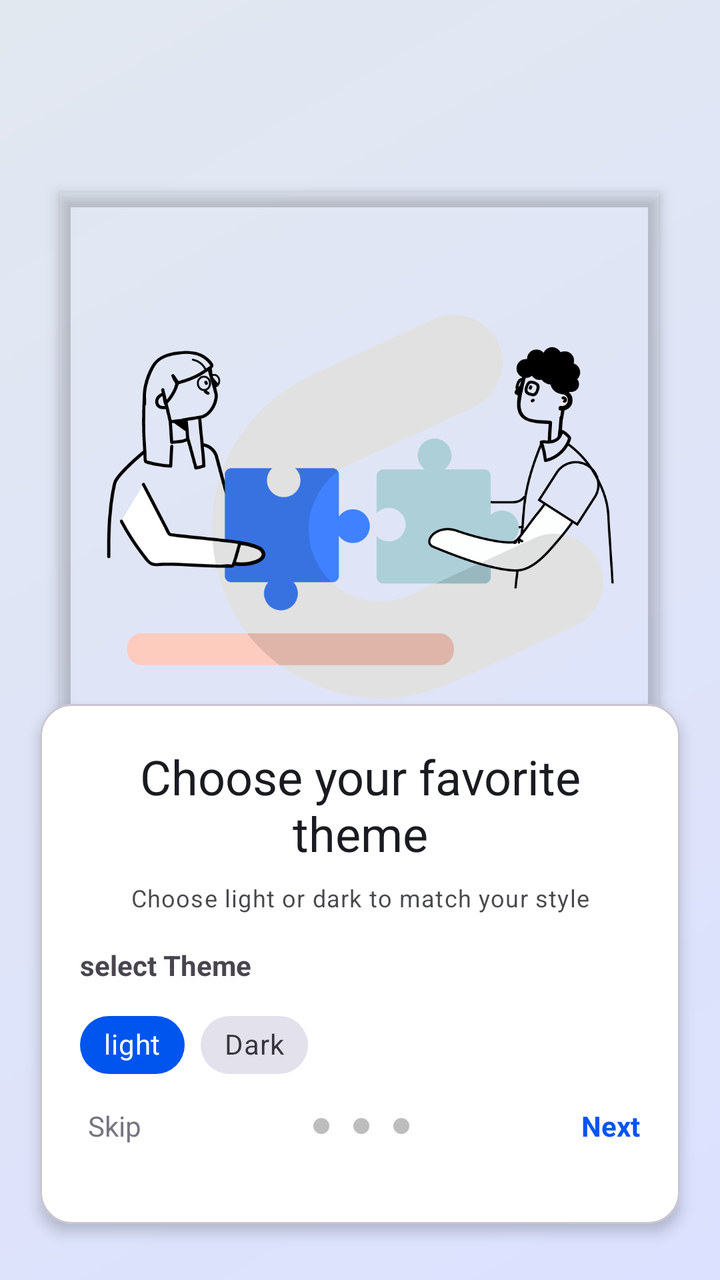
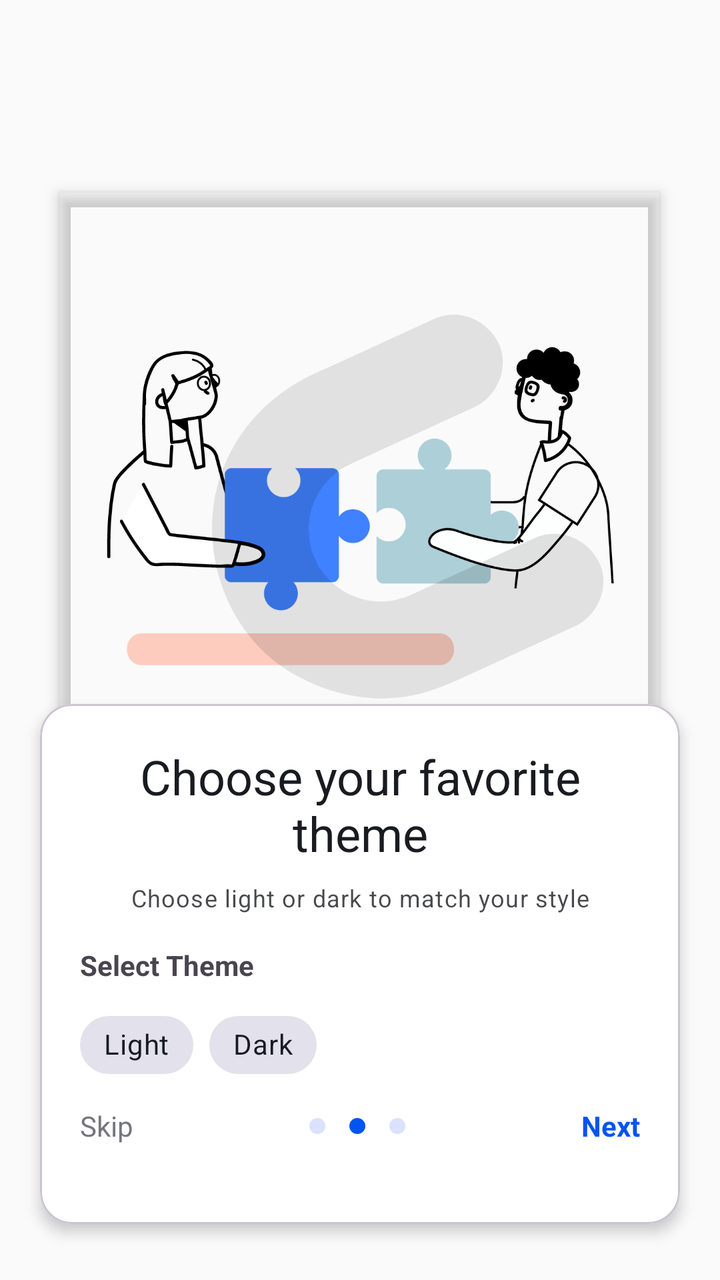

Two renders of the same Android screen: before a commit and after it. Below are the layout's source before the change and the commit's diff.
<!-- AndroidManifest.xml: application theme Theme.Iotequipment -->
<!-- res/layout/fragment_features_theme.xml -->
<?xml version="1.0" encoding="utf-8"?>
<androidx.constraintlayout.widget.ConstraintLayout
    xmlns:android="http://schemas.android.com/apk/res/android"
    xmlns:app="http://schemas.android.com/apk/res-auto"
    xmlns:tools="http://schemas.android.com/tools"
    android:layout_width="match_parent"
    android:layout_height="match_parent"
    android:background="@drawable/bg_onboarding"
    tools:context=".ui.onboarding.WelcomeFragment">


    <ImageView
        android:id="@+id/imageView6"
        android:layout_width="300dp"
        android:layout_height="300dp"
        android:layout_marginTop="96dp"
        android:src="@drawable/vector_theme"
        app:layout_constraintEnd_toEndOf="parent"
        app:layout_constraintHorizontal_bias="0.495"
        app:layout_constraintStart_toStartOf="parent"
        android:elevation="4dp"
        android:outlineProvider="bounds"
        app:layout_constraintTop_toTopOf="parent" />

    <com.google.android.material.card.MaterialCardView
        android:id="@+id/card_content"
        android:layout_width="0dp"
        android:layout_height="260dp"
        android:layout_marginStart="20dp"
        android:layout_marginEnd="20dp"
        android:layout_marginBottom="28dp"
        app:cardCornerRadius="16dp"
        app:cardElevation="4dp"
        android:backgroundTint="@color/md_theme_onSecondary"
        app:layout_constraintBottom_toBottomOf="parent"
        app:layout_constraintStart_toStartOf="parent"
        app:layout_constraintEnd_toEndOf="parent">

        <LinearLayout
            android:layout_width="match_parent"
            android:layout_height="wrap_content"
            android:orientation="vertical"
            android:padding="20dp">

            <TextView
                android:id="@+id/tv_title"
                android:layout_width="match_parent"
                android:layout_height="wrap_content"
                android:text="@string/onboarding_theme_title"
                android:textColor="@color/md_theme_onBackground"
                android:textAppearance="?attr/textAppearanceHeadlineSmall"
                android:textAlignment="center"/>

            <TextView
                android:id="@+id/tv_subtitle"
                android:layout_width="match_parent"
                android:layout_height="wrap_content"
                android:text="Choose light or dark to match your style"
                android:textAppearance="?attr/textAppearanceBodySmall"
                android:textColor="@color/md_theme_onSurface"
                android:textAlignment="center"
                android:layout_marginTop="8dp"
                android:alpha="0.8"/>

            
            <TextView
                android:id="@+id/tv_lang_label"
                android:layout_width="match_parent"
                android:layout_height="wrap_content"
                android:text="select Theme"
                android:layout_marginTop="16dp"
                android:textStyle="bold"/>

            <com.google.android.material.chip.ChipGroup
                android:id="@+id/chip_group_lang"
                android:layout_width="match_parent"
                android:layout_height="45dp"
                android:layout_marginTop="8dp"
                app:singleSelection="true"
                app:chipSpacing="8dp">

                <com.google.android.material.chip.Chip
                    android:id="@+id/chip_en"
                    style="@style/Widget.MaterialComponents.Chip.Choice"
                    android:layout_width="wrap_content"
                    android:layout_height="wrap_content"
                    app:chipCornerRadius="15dp"
                    app:chipBackgroundColor="@color/md_theme_primary"
                    android:textColor="@color/md_theme_onPrimary"
                    android:text="light"/>

                <com.google.android.material.chip.Chip
                    android:id="@+id/chip_fa"
                    style="@style/Widget.MaterialComponents.Chip.Choice"
                    android:layout_width="wrap_content"
                    android:layout_height="wrap_content"
                    app:chipCornerRadius="15dp"
                    app:chipBackgroundColor="@color/md_theme_surfaceVariant"
                    android:text="Dark"/>
            </com.google.android.material.chip.ChipGroup>

            
            <View
                android:layout_width="match_parent"
                android:layout_height="8dp"/>

            
            <LinearLayout
                android:layout_width="match_parent"
                android:layout_height="wrap_content"
                android:orientation="horizontal"
                android:gravity="center_vertical">

                <TextView
                    android:id="@+id/tv_skip"
                    android:layout_width="wrap_content"
                    android:layout_height="wrap_content"
                    android:text="@string/action_skip"
                    android:layout_weight="1"
                    android:gravity="start"
                    android:paddingStart="4dp"
                    android:textColor="@color/md_theme_outline"
                    android:clickable="true"
                    android:focusable="true"/>

                
                <LinearLayout
                    android:id="@+id/indicator_group"
                    android:layout_width="wrap_content"
                    android:layout_height="wrap_content"
                    android:orientation="horizontal"
                    android:layout_weight="1"
                    android:gravity="center">
                    <View
                        android:layout_width="8dp"
                        android:layout_height="8dp"
                        android:background="@drawable/dot_inactive"
                        android:layout_margin="6dp"/>
                    <View
                        android:layout_width="8dp"
                        android:layout_height="8dp"
                        android:background="@drawable/dot_inactive"
                        android:layout_margin="6dp"/>
                    <View
                        android:layout_width="8dp"
                        android:layout_height="8dp"
                        android:background="@drawable/dot_inactive"
                        android:layout_margin="6dp"/>
                </LinearLayout>

                <TextView
                    android:id="@+id/btn_next"
                    android:layout_width="wrap_content"
                    android:layout_height="wrap_content"
                    android:text="@string/action_next"
                    android:layout_weight="1"
                    android:textColor="@color/md_theme_primary"
                    android:textStyle="bold"
                    android:gravity="end"/>

            </LinearLayout>

        </LinearLayout>

    </com.google.android.material.card.MaterialCardView>

</androidx.constraintlayout.widget.ConstraintLayout>
<!-- resources referenced by this layout -->
<resources>
  <color name="md_theme_onBackground">#1A1B21</color>
  <color name="md_theme_onPrimary">#FFFFFF</color>
  <color name="md_theme_onSecondary">#FFFFFF</color>
  <color name="md_theme_onSurface">#1A1B21</color>
  <color name="md_theme_outline">#767680</color>
  <color name="md_theme_primary">#0055EF</color>
  <color name="md_theme_surfaceVariant">#E2E1EC</color>
  <!-- drawable bg_onboarding (drawable) -->
  <?xml version="1.0" encoding="utf-8"?>
  <shape xmlns:android="http://schemas.android.com/apk/res/android">
      <gradient
          android:startColor="@color/md_theme_primaryContainer"
          android:endColor="@color/md_theme_secondaryContainer"
          android:angle="135"/>
  </shape>
  <!-- drawable dot_inactive (drawable) -->
  <?xml version="1.0" encoding="utf-8"?>
  <shape xmlns:android="http://schemas.android.com/apk/res/android"
      android:shape="oval">
      <size android:width="8dp" android:height="8dp"/>
      <solid android:color="#BDBDBD"/>
  </shape>
  <!-- drawable vector_theme: png bitmap (drawable, 62452 bytes) -->
  <string name="action_next">Next</string>
  <string name="action_skip">Skip</string>
  <string name="onboarding_theme_title">Choose your favorite theme</string>
  <style name="Theme.Iotequipment" parent="Base.Theme.Iotequipment" />
  <color name="md_theme_primaryContainer">#DCE1FF</color>
  <color name="md_theme_secondaryContainer">#E2E8F0</color>
  <style name="Base.Theme.Iotequipment" parent="Theme.Material3.Light.NoActionBar">
          <item name="fontFamily">@font/iran_yekan_regular</item>
          <item name="colorPrimary">@color/md_theme_primary</item>
          <item name="android:colorBackground">@color/md_theme_background</item>
      </style>
  <color name="md_theme_background">#FAFAFA</color>
</resources>

<!-- the commit's change to res/layout/fragment_features_theme.xml (unified diff, before → after) -->
@@ -5,7 +5,7 @@
     xmlns:tools="http://schemas.android.com/tools"
     android:layout_width="match_parent"
     android:layout_height="match_parent"
-    android:background="@drawable/bg_onboarding"
+    android:background="@color/md_theme_background"
     tools:context=".ui.onboarding.WelcomeFragment">
 
 
@@ -55,7 +55,7 @@
                 android:id="@+id/tv_subtitle"
                 android:layout_width="match_parent"
                 android:layout_height="wrap_content"
-                android:text="Choose light or dark to match your style"
+                android:text="@string/onboarding_theme_subtitle"
                 android:textAppearance="?attr/textAppearanceBodySmall"
                 android:textColor="@color/md_theme_onSurface"
                 android:textAlignment="center"
@@ -67,36 +67,38 @@
                 android:id="@+id/tv_lang_label"
                 android:layout_width="match_parent"
                 android:layout_height="wrap_content"
-                android:text="select Theme"
+                android:text="@string/onboarding_theme_select_theme"
                 android:layout_marginTop="16dp"
                 android:textStyle="bold"/>
 
             <com.google.android.material.chip.ChipGroup
-                android:id="@+id/chip_group_lang"
+                android:id="@+id/chip_group_theme"
                 android:layout_width="match_parent"
                 android:layout_height="45dp"
                 android:layout_marginTop="8dp"
                 app:singleSelection="true"
+                app:selectionRequired="true"
                 app:chipSpacing="8dp">
 
                 <com.google.android.material.chip.Chip
-                    android:id="@+id/chip_en"
+                    android:id="@+id/chip_light"
                     style="@style/Widget.MaterialComponents.Chip.Choice"
                     android:layout_width="wrap_content"
                     android:layout_height="wrap_content"
                     app:chipCornerRadius="15dp"
-                    app:chipBackgroundColor="@color/md_theme_primary"
-                    android:textColor="@color/md_theme_onPrimary"
-                    android:text="light"/>
+                    app:chipBackgroundColor="@color/chip_choice_color"
+                    android:textColor="@color/chip_choice_text_color"
+                    android:text="@string/settings_theme_light"/>
 
                 <com.google.android.material.chip.Chip
-                    android:id="@+id/chip_fa"
+                    android:id="@+id/chip_dark"
                     style="@style/Widget.MaterialComponents.Chip.Choice"
                     android:layout_width="wrap_content"
                     android:layout_height="wrap_content"
                     app:chipCornerRadius="15dp"
-                    app:chipBackgroundColor="@color/md_theme_surfaceVariant"
-                    android:text="Dark"/>
+                    app:chipBackgroundColor="@color/chip_choice_color"
+                    android:textColor="@color/chip_choice_text_color"
+                    android:text="@string/settings_theme_dark"/>
             </com.google.android.material.chip.ChipGroup>
 
             
@@ -118,10 +120,11 @@
                     android:text="@string/action_skip"
                     android:layout_weight="1"
                     android:gravity="start"
-                    android:paddingStart="4dp"
                     android:textColor="@color/md_theme_outline"
+                    android:foreground="?attr/selectableItemBackground"
                     android:clickable="true"
-                    android:focusable="true"/>
+                    android:focusable="true"
+                    />
 
                 
                 <LinearLayout
@@ -139,7 +142,7 @@
                     <View
                         android:layout_width="8dp"
                         android:layout_height="8dp"
-                        android:background="@drawable/dot_inactive"
+                        android:background="@drawable/dot_active"
                         android:layout_margin="6dp"/>
                     <View
                         android:layout_width="8dp"
@@ -156,6 +159,9 @@
                     android:layout_weight="1"
                     android:textColor="@color/md_theme_primary"
                     android:textStyle="bold"
+                    android:foreground="?attr/selectableItemBackground"
+                    android:clickable="true"
+                    android:focusable="true"
                     android:gravity="end"/>
 
             </LinearLayout>
<!-- resource entries referenced after the edit -->
@@ -1,34 +1,34 @@
 <!-- resources referenced by this layout -->
 <resources>
   <color name="md_theme_onBackground">#1A1B21</color>
-  <color name="md_theme_onPrimary">#FFFFFF</color>
   <color name="md_theme_onSecondary">#FFFFFF</color>
   <color name="md_theme_onSurface">#1A1B21</color>
   <color name="md_theme_outline">#767680</color>
   <color name="md_theme_primary">#0055EF</color>
-  <color name="md_theme_surfaceVariant">#E2E1EC</color>
-  <!-- drawable bg_onboarding (drawable) -->
+  <!-- drawable dot_active (drawable) -->
   <?xml version="1.0" encoding="utf-8"?>
-  <shape xmlns:android="http://schemas.android.com/apk/res/android">
-      <gradient
-          android:startColor="@color/md_theme_primaryContainer"
-          android:endColor="@color/md_theme_secondaryContainer"
-          android:angle="135"/>
+  <shape xmlns:android="http://schemas.android.com/apk/res/android"
+      android:shape="oval">
+      <size android:width="8dp" android:height="8dp"/>
+      <solid android:color="@color/md_theme_primary"/>
   </shape>
   <!-- drawable dot_inactive (drawable) -->
   <?xml version="1.0" encoding="utf-8"?>
   <shape xmlns:android="http://schemas.android.com/apk/res/android"
       android:shape="oval">
       <size android:width="8dp" android:height="8dp"/>
-      <solid android:color="#BDBDBD"/>
+      <solid android:color="@color/md_theme_primaryContainer"/>
   </shape>
   <!-- drawable vector_theme: png bitmap (drawable, 62452 bytes) -->
   <string name="action_next">Next</string>
   <string name="action_skip">Skip</string>
+  <string name="onboarding_theme_select_theme">Select Theme</string>
+  <string name="onboarding_theme_subtitle">Choose light or dark to match your style</string>
   <string name="onboarding_theme_title">Choose your favorite theme</string>
+  <string name="settings_theme_dark">Dark</string>
+  <string name="settings_theme_light">Light</string>
   <style name="Theme.Iotequipment" parent="Base.Theme.Iotequipment" />
   <color name="md_theme_primaryContainer">#DCE1FF</color>
-  <color name="md_theme_secondaryContainer">#E2E8F0</color>
   <style name="Base.Theme.Iotequipment" parent="Theme.Material3.Light.NoActionBar">
           <item name="fontFamily">@font/iran_yekan_regular</item>
           <item name="colorPrimary">@color/md_theme_primary</item>
